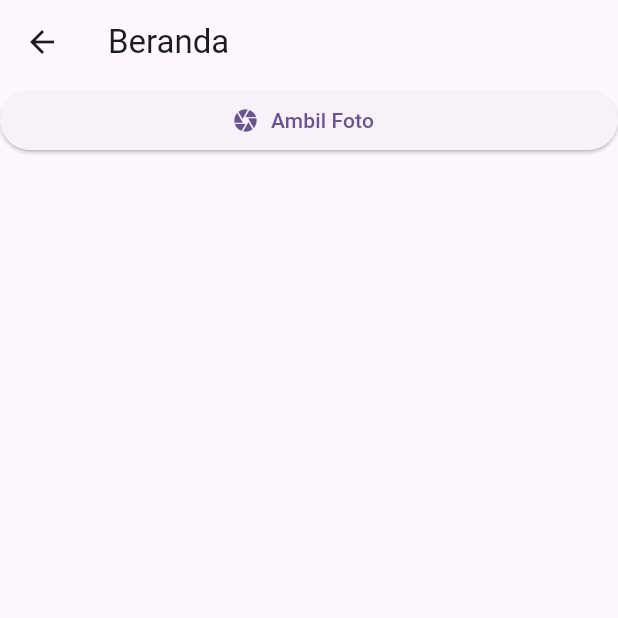
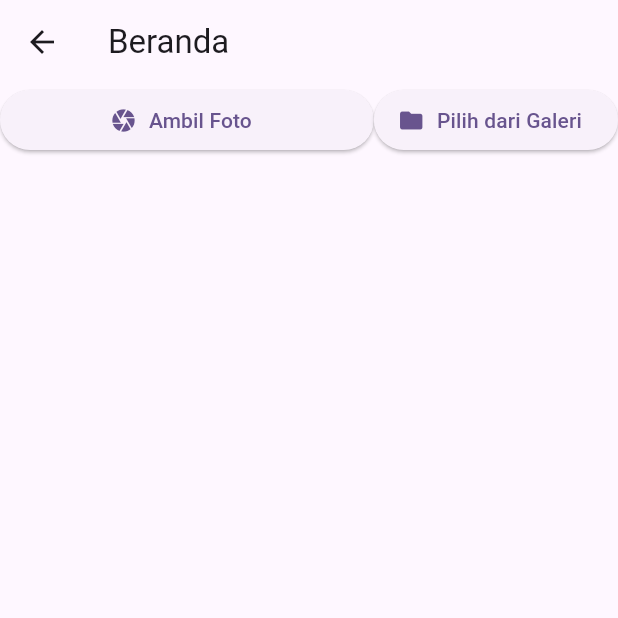
Before and after one commit to nauvalachid/CameraFile_0117, a Flutter app: the FullPage screen opened directly, on a phone screen of 412 x 824 dp, the top half of it. Run offline on Flutter 3.47's test engine with Material 3 defaults, Android fonts, the light colour scheme and no system bars; our stand-ins replace camera, image_picker, permission_handler.

Commit message:
Tambahkan tombol untuk memilih gambar dari galeri di halaman penuh

```diff
--- a/lib/home_page.dart
+++ b/lib/home_page.dart
@@ -63,6 +63,11 @@ class _FullPageState extends State<FullPage> {
                     onPressed: _takePicture,
                   ),
                 ),
+                ElevatedButton.icon(
+                  icon: const Icon(Icons.folder),
+                  label: const Text('Pilih dari Galeri'),
+                  onPressed: _pickFromGallery,
+                )
               ],
             )
           ],
```
